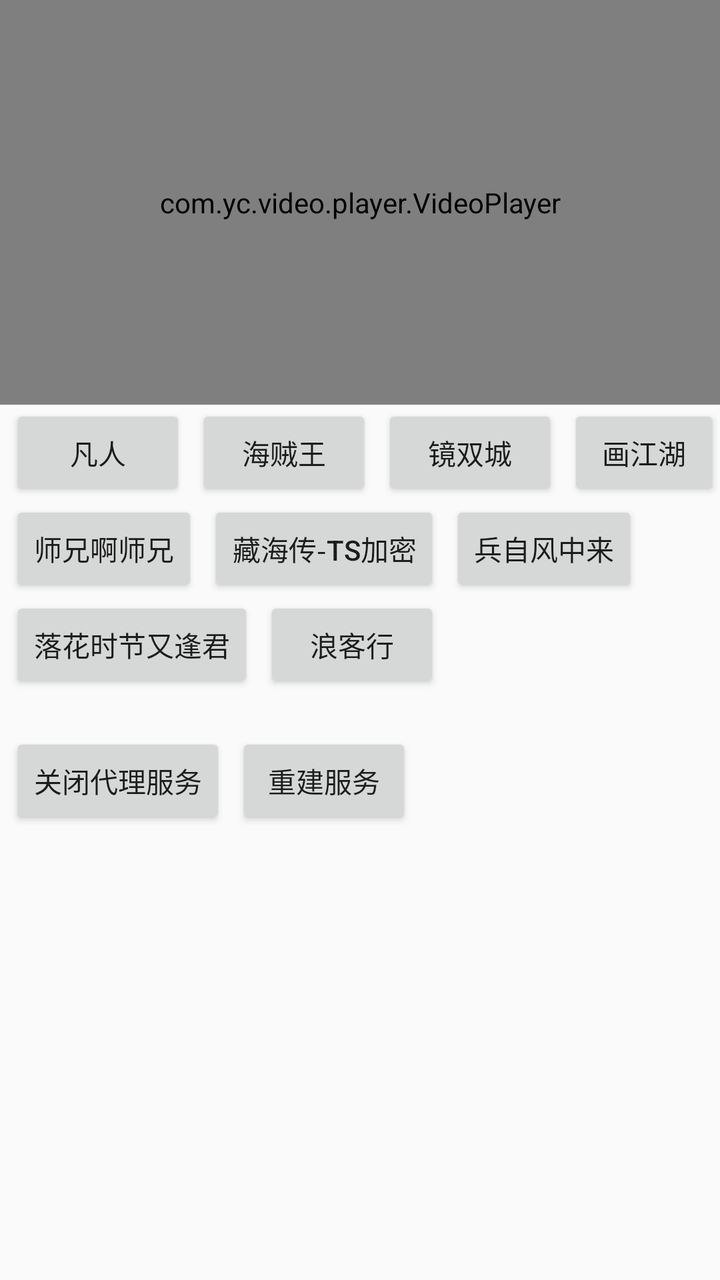
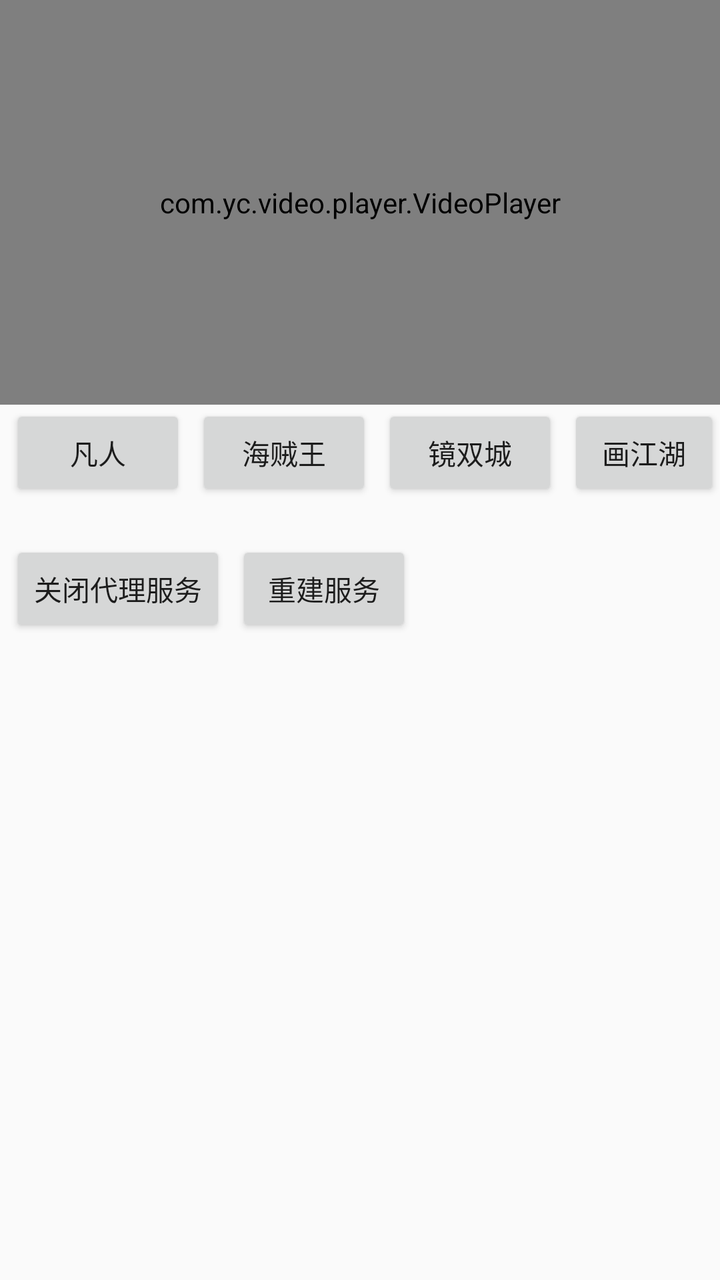

The first picture is an Android layout as it rendered before a commit; the second is the same layout after the commit. The layout source and the unified diff follow.
<!-- AndroidManifest.xml: application theme Theme.Videoplayer -->
<!-- res/layout/activity_main.xml -->
<?xml version="1.0" encoding="utf-8"?>
<layout xmlns:android="http://schemas.android.com/apk/res/android"
    xmlns:app="http://schemas.android.com/apk/res-auto"
    xmlns:tools="http://schemas.android.com/tools">

    <data>

    </data>

    <androidx.constraintlayout.widget.ConstraintLayout
        android:layout_width="match_parent"
        android:layout_height="match_parent"
        tools:context=".activity.MainActivity">

        <com.yc.video.player.VideoPlayer
            android:id="@+id/videoView"
            android:layout_width="match_parent"
            android:layout_height="0dp"
            app:layout_constraintDimensionRatio="16:9"
            app:layout_constraintEnd_toEndOf="parent"
            app:layout_constraintStart_toStartOf="parent"
            app:layout_constraintTop_toTopOf="parent" />

        <LinearLayout
            android:id="@+id/selectNum"
            android:layout_width="match_parent"
            android:layout_height="wrap_content"
            android:orientation="vertical"
            app:layout_constraintTop_toBottomOf="@+id/videoView">

            <LinearLayout
                android:layout_width="match_parent"
                android:layout_height="wrap_content"
                android:orientation="horizontal">

                <Button
                    android:id="@+id/fr"
                    android:layout_width="wrap_content"
                    android:layout_height="wrap_content"
                    android:text="凡人"
                    android:layout_marginStart="5dp" />

                <Button
                    android:id="@+id/hzw"
                    android:layout_width="wrap_content"
                    android:layout_height="wrap_content"
                    android:text="海贼王"
                    android:layout_marginStart="5dp" />

                <Button
                    android:id="@+id/jsc"
                    android:layout_width="wrap_content"
                    android:layout_height="wrap_content"
                    android:text="镜双城"
                    android:layout_marginStart="5dp" />

                <Button
                    android:id="@+id/hjh"
                    android:layout_width="wrap_content"
                    android:layout_height="wrap_content"
                    android:text="画江湖"
                    android:layout_marginStart="5dp" />
            </LinearLayout>

            <LinearLayout
                android:layout_width="match_parent"
                android:layout_height="wrap_content"
                android:orientation="horizontal">

                <Button
                    android:id="@+id/shixiong"
                    android:layout_width="wrap_content"
                    android:layout_height="wrap_content"
                    android:text="师兄啊师兄"
                    android:layout_marginStart="5dp" />

                <Button
                    android:id="@+id/canghaizhuan"
                    android:layout_width="wrap_content"
                    android:layout_height="wrap_content"
                    android:text="藏海传-ts加密"
                    android:layout_marginStart="5dp" />

                <Button
                    android:id="@+id/shaohua"
                    android:layout_width="wrap_content"
                    android:layout_height="wrap_content"
                    android:text="兵自风中来"
                    android:layout_marginStart="5dp" />
            </LinearLayout>

            <LinearLayout
                android:layout_width="match_parent"
                android:layout_height="wrap_content"
                android:orientation="horizontal">

                <Button
                    android:id="@+id/luohua"
                    android:layout_width="wrap_content"
                    android:layout_height="wrap_content"
                    android:text="落花时节又逢君"
                    android:layout_marginStart="5dp" />

                <Button
                    android:id="@+id/langKeXing"
                    android:layout_width="wrap_content"
                    android:layout_height="wrap_content"
                    android:text="浪客行"
                    android:layout_marginStart="5dp" />
            </LinearLayout>
        </LinearLayout>

        <LinearLayout
            android:layout_width="match_parent"
            android:layout_height="wrap_content"
            android:orientation="horizontal"
            android:layout_marginTop="20dp"

            app:layout_constraintTop_toBottomOf="@+id/selectNum">
            <Button
                android:id="@+id/shut"
                android:layout_width="wrap_content"
                android:layout_height="wrap_content"
                android:text="关闭代理服务"
                android:layout_marginStart="5dp" />

            <Button
                android:id="@+id/create"
                android:layout_width="wrap_content"
                android:layout_height="wrap_content"
                android:text="重建服务"
                android:layout_marginStart="5dp" />
        </LinearLayout>

    </androidx.constraintlayout.widget.ConstraintLayout>
</layout>
<!-- resources referenced by this layout -->
<resources>
  <style name="Theme.Videoplayer" parent="Theme.MaterialComponents.Light.NoActionBar.Bridge">
          
          <item name="colorPrimary">@color/purple_500</item>
          <item name="colorPrimaryVariant">@color/purple_700</item>
          <item name="colorOnPrimary">@color/white</item>
          
          <item name="colorSecondary">@color/teal_200</item>
          <item name="colorSecondaryVariant">@color/teal_700</item>
          <item name="colorOnSecondary">@color/black</item>
          
          <item name="android:statusBarColor" tools:targetApi="l">?attr/colorPrimaryVariant</item>
          
      </style>
  <color name="purple_500">#FF6200EE</color>
  <color name="purple_700">#FF3700B3</color>
  <color name="white">#FFFFFFFF</color>
  <color name="teal_200">#FF03DAC5</color>
  <color name="teal_700">#FF018786</color>
  <color name="black">#FF000000</color>
</resources>

<!-- the commit's change to res/layout/activity_main.xml (unified diff, before → after) -->
@@ -34,80 +34,35 @@
                 android:orientation="horizontal">
 
                 <Button
-                    android:id="@+id/fr"
+                    android:id="@+id/link1"
                     android:layout_width="wrap_content"
                     android:layout_height="wrap_content"
                     android:text="凡人"
                     android:layout_marginStart="5dp" />
 
                 <Button
-                    android:id="@+id/hzw"
+                    android:id="@+id/link2"
                     android:layout_width="wrap_content"
                     android:layout_height="wrap_content"
                     android:text="海贼王"
                     android:layout_marginStart="5dp" />
 
                 <Button
-                    android:id="@+id/jsc"
+                    android:id="@+id/link3"
                     android:layout_width="wrap_content"
                     android:layout_height="wrap_content"
                     android:text="镜双城"
                     android:layout_marginStart="5dp" />
 
                 <Button
-                    android:id="@+id/hjh"
+                    android:id="@+id/link4"
                     android:layout_width="wrap_content"
                     android:layout_height="wrap_content"
                     android:text="画江湖"
                     android:layout_marginStart="5dp" />
             </LinearLayout>
 
-            <LinearLayout
-                android:layout_width="match_parent"
-                android:layout_height="wrap_content"
-                android:orientation="horizontal">
 
-                <Button
-                    android:id="@+id/shixiong"
-                    android:layout_width="wrap_content"
-                    android:layout_height="wrap_content"
-                    android:text="师兄啊师兄"
-                    android:layout_marginStart="5dp" />
-
-                <Button
-                    android:id="@+id/canghaizhuan"
-                    android:layout_width="wrap_content"
-                    android:layout_height="wrap_content"
-                    android:text="藏海传-ts加密"
-                    android:layout_marginStart="5dp" />
-
-                <Button
-                    android:id="@+id/shaohua"
-                    android:layout_width="wrap_content"
-                    android:layout_height="wrap_content"
-                    android:text="兵自风中来"
-                    android:layout_marginStart="5dp" />
-            </LinearLayout>
-
-            <LinearLayout
-                android:layout_width="match_parent"
-                android:layout_height="wrap_content"
-                android:orientation="horizontal">
-
-                <Button
-                    android:id="@+id/luohua"
-                    android:layout_width="wrap_content"
-                    android:layout_height="wrap_content"
-                    android:text="落花时节又逢君"
-                    android:layout_marginStart="5dp" />
-
-                <Button
-                    android:id="@+id/langKeXing"
-                    android:layout_width="wrap_content"
-                    android:layout_height="wrap_content"
-                    android:text="浪客行"
-                    android:layout_marginStart="5dp" />
-            </LinearLayout>
         </LinearLayout>
 
         <LinearLayout
